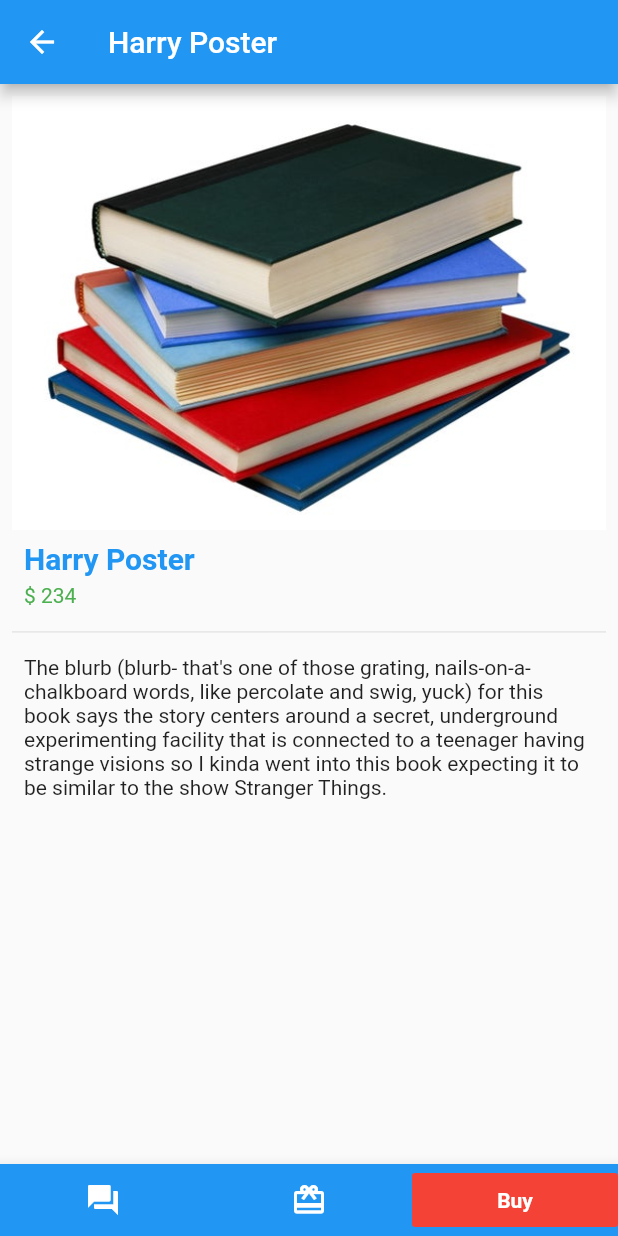
After one commit to DangDinhTho/BookShare, a Flutter app: the screen it shows after launch, after a tap on "Harry Poster", on a phone screen of 412 x 824 dp. The commit adds this screen. Run offline on Flutter 3.47's test engine with Material 2 defaults, Android fonts, the phone set to English and light mode, and no system bars; network calls fail.

Commit message:
detail pc to mac

```diff
--- /dev/null
+++ b/lib/screens/home/detail.dart
@@ -0,0 +1,67 @@
+import 'package:flutter/material.dart';
+import 'package:share_books/screens/home/product.dart';
+
+class Detail extends StatelessWidget {
+  final Product product;
+  const Detail({Key key, @required this.product}) : super(key: key);
+  @override
+  Widget build(BuildContext context) {
+    return Scaffold(
+      appBar: AppBar(
+        title: Text(product.title),
+      ),
+
+      body: ListView(
+        padding: EdgeInsets.all(8.0),
+        children: [
+          Container(
+            width: MediaQuery.of(context).size.width - 20,
+            child: Image.asset(product.image),
+          ),
+          Padding(
+            padding: const EdgeInsets.all(8.0),
+            child: Column(
+              crossAxisAlignment: CrossAxisAlignment.start,
+              children: [
+                Text(product.title, style: TextStyle(fontSize: 20, fontWeight: FontWeight.bold, color: Colors.blue),),
+                SizedBox(height: 5.0,),
+                Text("\$ " + product.price.toString(), style: TextStyle(color: Colors.green),)
+              ],
+            )
+          ),
+
+          Divider(),
+          Padding(
+            padding: EdgeInsets.all(8.0),
+            child: Text(product.description),
+          )
+        ],
+      ),
+      bottomNavigationBar: BottomAppBar(
+        color: Colors.blue,
+        child: Row(
+          children: [
+            Expanded(
+              child: FlatButton(
+                    child: Icon(Icons.forum, color: Colors.white,),
+              ),
+            ),
+            Expanded(
+              child: FlatButton(
+                child: Icon(Icons.card_giftcard, color: Colors.white,),
+              ),
+            ),
+
+            Expanded(
+              child: FlatButton(
+                padding: EdgeInsets.all(0),
+                disabledColor: Colors.red,
+                child: Text("Buy", style: TextStyle(color: Colors.white, fontWeight: FontWeight.bold),),
+              ),
+            )
+          ],
+        ),
+      ),
+    );
+  }
+}
--- a/lib/screens/home/home.dart
+++ b/lib/screens/home/home.dart
@@ -37,7 +37,7 @@ class _HomeState extends State<Home> {
           selectedItemColor: Constrain().selectedColor,
           items: [
             BottomNavigationBarItem(
-              icon: Icon(Icons.library_books),
+              icon: Icon(Icons.store),
               title: Text("Market")
             ),
             BottomNavigationBarItem(
--- a/lib/screens/home/item_card.dart
+++ b/lib/screens/home/item_card.dart
@@ -1,5 +1,6 @@
 import 'package:flutter/material.dart';
 import 'package:share_books/constrain.dart';
+import 'package:share_books/screens/home/detail.dart';
 import 'package:share_books/screens/home/product.dart';
 
 class ItemCard extends StatelessWidget {
@@ -17,6 +18,8 @@ class ItemCard extends StatelessWidget {
       onTap: press,
       child: Card(
         elevation: 0,
+        child: FlatButton(
+          padding: EdgeInsets.all(0),
           child: Container(
             decoration: BoxDecoration(
               //borderRadius: BorderRadiusDirectional.all(Radius.circular(5)),
@@ -39,7 +42,6 @@ class ItemCard extends StatelessWidget {
                   tag: "${product.id}",
                   child: Image.asset(product.image),
                 ),
-
                 Padding(
                   padding: const EdgeInsets.symmetric(vertical: 10 / 4),
                   child: Text(
@@ -55,6 +57,15 @@ class ItemCard extends StatelessWidget {
               ],
             ),
           ),
+          onPressed: () {
+            Navigator.push(
+                context,
+                new MaterialPageRoute(
+                    builder: (BuildContext context) => Detail(
+                          product: product,
+                        )));
+          },
+        ),
       ),
     );
   }
--- a/lib/screens/home/product.dart
+++ b/lib/screens/home/product.dart
@@ -68,4 +68,4 @@ List<Product> products = [
 ];
 
 String dummyText =
-    "Lorem Ipsum is simply dummy text of the printing and typesetting industry. Lorem Ipsum has been the industry's standard dummy text ever since. When an unknown printer took a galley.";
+    "The blurb (blurb- that's one of those grating, nails-on-a-chalkboard words, like percolate and swig, yuck) for this book says the story centers around a secret, underground experimenting facility that is connected to a teenager having strange visions so I kinda went into this book expecting it to be similar to the show Stranger Things.";
```
Lines whose indentation alone changed are shown as unchanged.
